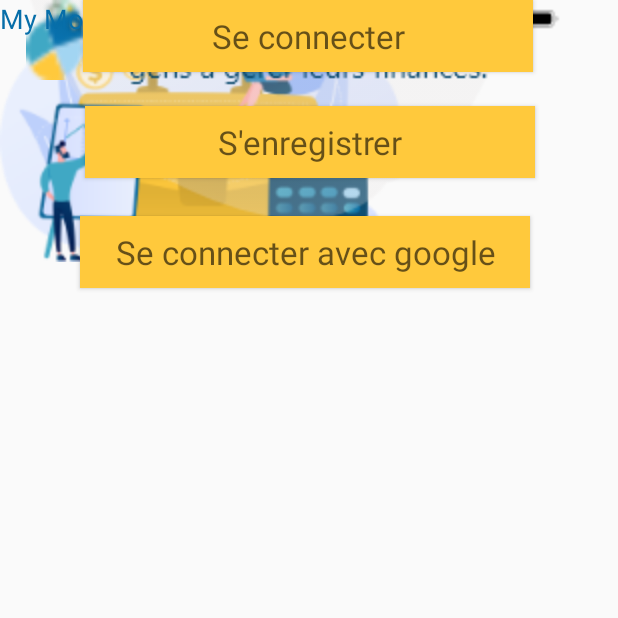
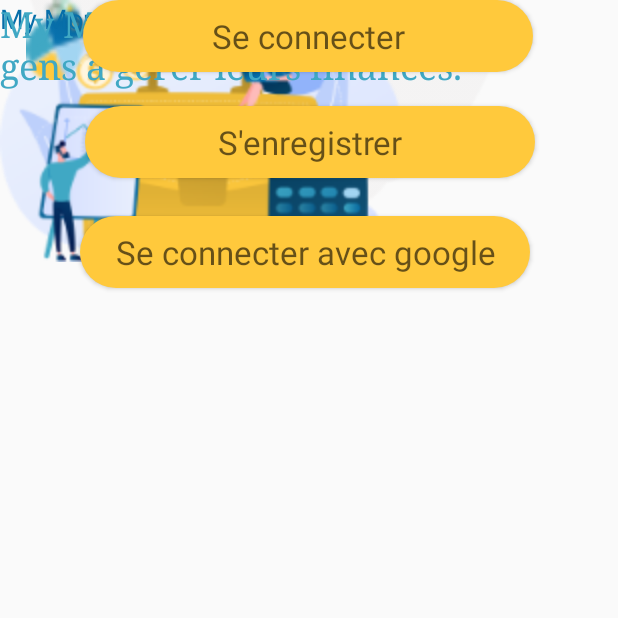
Before and after one commit to Kaoutar-Ahannuk/MiniProjet, an Android app: the screen it shows after launch (MainActivity), on a phone screen of 412 x 824 dp, the top half of it. Run offline under Robolectric (Android 15) with nearby library versions, the phone set to English and light mode, and no system bars.

Commit message:
new changes

```diff
--- /dev/null
+++ b/app/src/main/res/drawable/button_format.xml
@@ -0,0 +1,6 @@
+<?xml version="1.0" encoding="utf-8"?>
+<shape xmlns:android="http://schemas.android.com/apk/res/android" android:shape="rectangle">
+    <solid android:color="@color/colorSeConnecter"/>
+    <corners android:radius="90dp"/>
+
+</shape>
--- a/app/src/main/res/layout/activity_main.xml
+++ b/app/src/main/res/layout/activity_main.xml
@@ -13,7 +13,7 @@
         android:layout_width="300dp"
         android:layout_height="wrap_content"
         android:layout_marginTop="96dp"
-        android:background="@color/colorSeConnecter"
+        android:background="@drawable/button_format"
         android:hint="Se connecter avec google"
         android:textAppearance="@style/TextAppearance.AppCompat.Large"
         app:layout_constraintEnd_toEndOf="parent"
@@ -27,7 +27,7 @@
         android:layout_width="300dp"
         android:layout_height="wrap_content"
         android:layout_marginBottom="25dp"
-        android:background="@color/colorSeConnecter"
+        android:background="@drawable/button_format"
         android:hint="@string/s_enregistrer"
         android:textAppearance="@style/TextAppearance.AppCompat.Large"
         app:layout_constraintBottom_toTopOf="@+id/buttonSeConnecterGoogle"
@@ -36,23 +36,6 @@
         app:layout_constraintStart_toStartOf="parent"
         tools:ignore="MissingConstraints" />
 
-    <ImageView
-        android:id="@+id/image1"
-        android:layout_width="0dp"
-        android:layout_height="wrap_content"
-        app:layout_constraintEnd_toEndOf="parent"
-        app:layout_constraintStart_toStartOf="parent"
-        app:srcCompat="@drawable/os_status_onlight"
-        tools:ignore="MissingConstraints" />
-
-    <ImageView
-        android:id="@+id/image2"
-        android:layout_width="wrap_content"
-        android:layout_height="wrap_content"
-        app:srcCompat="@drawable/asset_1"
-        tools:layout_editor_absoluteX="62dp"
-        tools:layout_editor_absoluteY="91dp"
-        tools:ignore="MissingConstraints" />
 
     <ImageView
         android:id="@+id/image3"
@@ -65,20 +48,20 @@
         tools:layout_editor_absoluteX="24dp" />
 
     <ImageView
-        android:id="@+id/image4"
+        android:id="@+id/image2"
         android:layout_width="wrap_content"
         android:layout_height="wrap_content"
-        app:layout_constraintEnd_toEndOf="parent"
-        app:layout_constraintStart_toStartOf="parent"
-        app:srcCompat="@drawable/description"
-        tools:layout_editor_absoluteY="309dp"
+        app:srcCompat="@drawable/asset_1"
+        tools:layout_editor_absoluteX="62dp"
+        tools:layout_editor_absoluteY="91dp"
         tools:ignore="MissingConstraints" />
+
 
     <Button
         android:id="@+id/buttonSeConnecter"
         android:layout_width="300dp"
         android:layout_height="wrap_content"
-        android:background="@color/colorSeConnecter"
+        android:background="@drawable/button_format"
         android:hint="@string/se_connecter"
         android:textAppearance="@style/TextAppearance.AppCompat.Large"
         app:layout_constraintEnd_toEndOf="parent"
@@ -106,4 +89,18 @@
         tools:layout_editor_absoluteY="702dp"
         android:textColor="@color/colorPrimaryDark"
         tools:ignore="HardcodedText,MissingConstraints" />
+
+    <TextView
+        android:id="@+id/textViewdescription"
+        android:layout_width="342dp"
+        android:layout_height="83dp"
+        android:text="@string/textdescription"
+        android:textColor="@color/colordescription"
+        android:textSize="24sp"
+        android:typeface="serif"
+        android:verticalScrollbarPosition="defaultPosition"
+        tools:layout_editor_absoluteX="34dp"
+        tools:layout_editor_absoluteY="324dp"
+        tools:ignore="MissingConstraints" />
+
 </androidx.constraintlayout.widget.ConstraintLayout>
--- a/app/src/main/res/values/colors.xml
+++ b/app/src/main/res/values/colors.xml
@@ -4,4 +4,8 @@
     <color name="colorPrimaryDark">#076EA9</color>
     <color name="colorAccent">#D81B60</color>
     <color name="colorSeConnecter">#FFC93C</color>
+    <color name="colordescription">#40A8C4</color>
+    <color name="white">#ffffff</color>
+
+
 </resources>
--- a/app/src/main/res/values/strings.xml
+++ b/app/src/main/res/values/strings.xml
@@ -1,7 +1,8 @@
-<resources>
+<resources xmlns:tools="http://schemas.android.com/tools">
     <string name="app_name">Mini-Projet</string>
     <string name="test">test</string>
-    <string name="s_enregistrer">S\'enregistrer</string>
+    <string name="s_enregistrer" tools:ignore="StringEscaping">S'enregistrer</string>
     <string name="se_connecter">Se connecter</string>
     <string name="my_money_controller">My Money Controller</string>
+    <string name="textdescription">My Money Controller aide les gens à gérer leurs finances.</string>
 </resources>
--- a/app/src/main/res/values/styles.xml
+++ b/app/src/main/res/values/styles.xml
@@ -8,4 +8,5 @@
         <item name="colorAccent">@color/colorAccent</item>
     </style>
 
+
 </resources>
```
